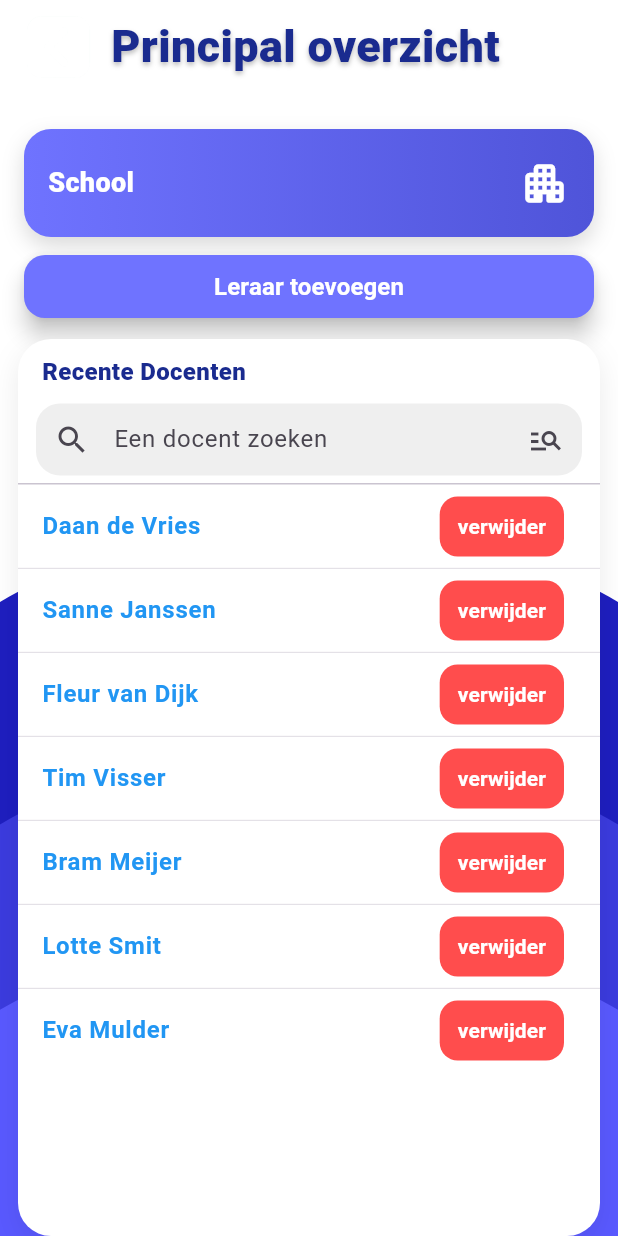
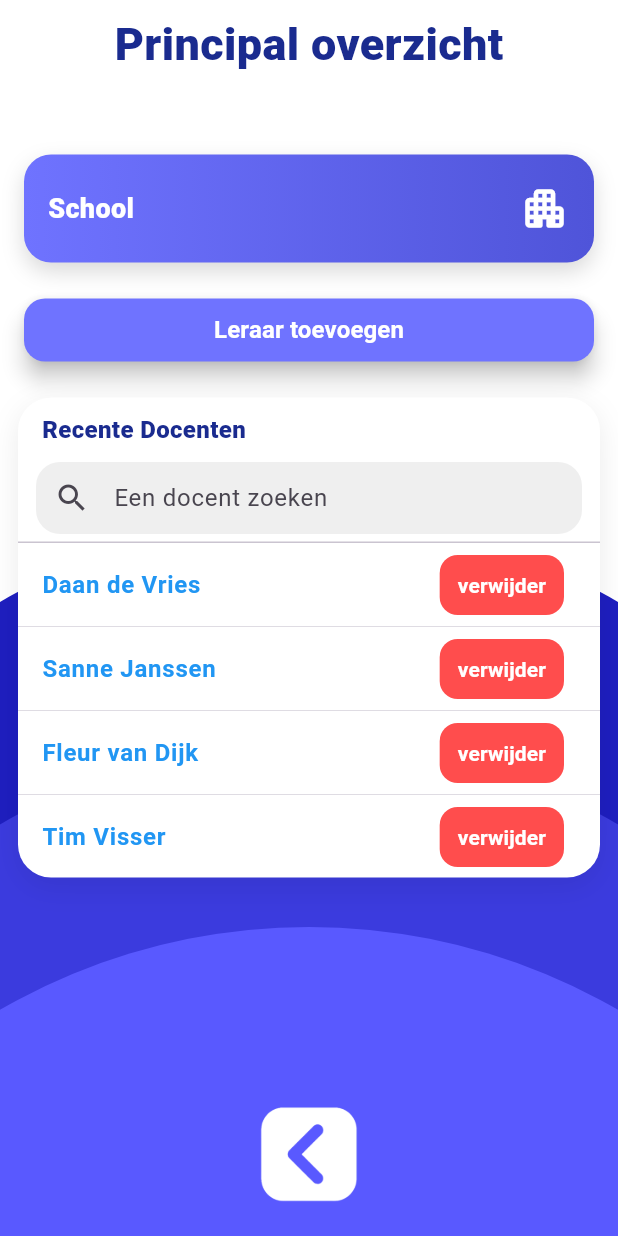
Before and after one commit to ArvidGrob/pro_chatbot, a Flutter app: the TeacherOverviewPage screen opened directly, on a phone screen of 412 x 824 dp. Run offline on Flutter 3.47's test engine with Material 3 defaults, Android fonts, the phone set to English and light mode, and no system bars; our stand-ins replace file_picker, image_picker, speech_to_text; missing offline and left inert: record; accounts and stored records are empty.

Commit message:
update teacher_overview

```diff
--- a/pro_chatbot/lib/admindashboard/teacher_overview.dart
+++ b/pro_chatbot/lib/admindashboard/teacher_overview.dart
@@ -68,44 +68,28 @@ class _TeacherOverviewPageState extends State<TeacherOverviewPage> {
       child: Scaffold(
         backgroundColor: Colors.transparent,
         body: SafeArea(
-          child: Column(
+          child: Stack(
+            children: [
+              Column(
                 crossAxisAlignment: CrossAxisAlignment.start,
                 children: [
-              // Header row
+                  // Header
                   Padding(
                     padding:
                         const EdgeInsets.symmetric(horizontal: 16, vertical: 8),
-                child: Row(
-                  children: [
-                    GestureDetector(
-                      onTap: () => Navigator.of(context).pop(),
-                      child: Image.asset(
-                        'assets/images/return.png',
-                        width: 46,
-                        height: 46,
-                      ),
-                    ),
-                    const SizedBox(width: 12),
-                    const Text(
+                    child: Center(
+                      child: const Text(
                         'Principal overzicht',
                         style: TextStyle(
                           color: Color(0xFF1A2B8F),
                           fontSize: 30,
                           fontWeight: FontWeight.w800,
-                        shadows: [
-                          Shadow(
-                            offset: Offset(0, 2),
-                            blurRadius: 4,
-                            color: Colors.black26,
-                          ),
-                        ],
                         ),
                       ),
-                  ],
                     ),
                   ),
 
-              const SizedBox(height: 10),
+                  const SizedBox(height: 30),
 
                   Padding(
                     padding: const EdgeInsets.symmetric(horizontal: 16.0),
@@ -127,7 +111,7 @@ class _TeacherOverviewPageState extends State<TeacherOverviewPage> {
                     ),
                   ),
 
-              const SizedBox(height: 12),
+                  const SizedBox(height: 24),
 
                   // Add teacher button
                   Padding(
@@ -162,12 +146,14 @@ class _TeacherOverviewPageState extends State<TeacherOverviewPage> {
                     ),
                   ),
 
-              const SizedBox(height: 14),
+                  const SizedBox(height: 24),
 
-              Expanded(
-                child: Padding(
+                  Padding(
                     padding: const EdgeInsets.symmetric(horizontal: 12.0),
                     child: Container(
+                      constraints: const BoxConstraints(
+                        maxHeight: 320, // Limite la hauteur de la bulle
+                      ),
                       decoration: BoxDecoration(
                         color: Colors.white,
                         borderRadius: BorderRadius.circular(22),
@@ -206,8 +192,6 @@ class _TeacherOverviewPageState extends State<TeacherOverviewPage> {
                               decoration: InputDecoration(
                                 hintText: 'Een docent zoeken',
                                 prefixIcon: const Icon(Icons.search),
-                              suffixIcon:
-                                  const Icon(Icons.manage_search_outlined),
                                 filled: true,
                                 fillColor: const Color(0xFFEFEFEF),
                                 contentPadding: const EdgeInsets.symmetric(
@@ -224,10 +208,13 @@ class _TeacherOverviewPageState extends State<TeacherOverviewPage> {
                           const SizedBox(height: 6),
                           const Divider(height: 0),
 
-                        // Liste
-                        Expanded(
+                          // Liste scrollable avec hauteur limitée
+                          Flexible(
                             child: ListView.separated(
-                            itemCount: filtered.length,
+                              shrinkWrap: true,
+                              itemCount: filtered.length > 4
+                                  ? 4
+                                  : filtered.length, // Limite à 4 éléments
                               separatorBuilder: (_, __) =>
                                   const Divider(height: 0, thickness: .4),
                               itemBuilder: (context, i) {
@@ -256,7 +243,8 @@ class _TeacherOverviewPageState extends State<TeacherOverviewPage> {
                                       setState(() {
                                         _teachers.remove(name);
                                       });
-                                    ScaffoldMessenger.of(context).showSnackBar(
+                                      ScaffoldMessenger.of(context)
+                                          .showSnackBar(
                                         SnackBar(
                                           content: Text('Verwijderd: $name'),
                                         ),
@@ -274,6 +262,25 @@ class _TeacherOverviewPageState extends State<TeacherOverviewPage> {
                             ),
                           ),
                         ],
+                      ),
+                    ),
+                  ),
+
+                  const Spacer(), // Ajoute un espace flexible en bas
+                ],
+              ),
+              Positioned(
+                bottom: 20,
+                left: 0,
+                right: 0,
+                child: Center(
+                  child: GestureDetector(
+                    onTap: () => Navigator.of(context).pop(),
+                    child: Image.asset(
+                      'assets/images/return.png',
+                      width: 70,
+                      height: 70,
+                      fit: BoxFit.contain,
                     ),
                   ),
                 ),
```
Lines whose indentation alone changed are shown as unchanged.
